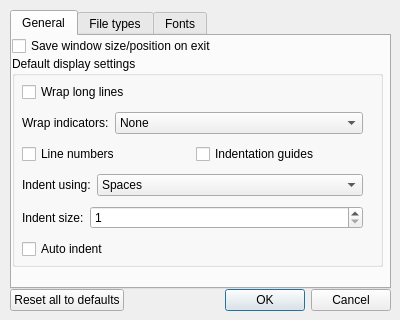
This is ui/dlgPrefsUI.ui in spthaolt/qscite as Qt 5 draws it before an edit. The edited form follows.
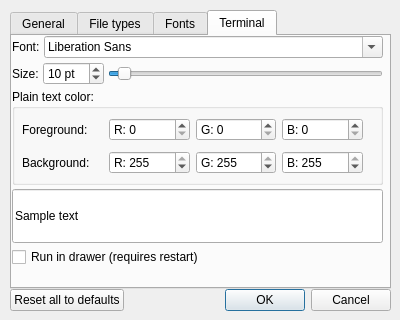
This is the edited form. The open tabs and pages were chosen to show the change.

```diff
--- a/ui/dlgPrefsUI.ui
+++ b/ui/dlgPrefsUI.ui
@@ -538,6 +538,254 @@
         </layout>
        </widget>
       </widget>
+      <widget class="QWidget" name="tabTerminal" >
+       <attribute name="title" >
+        <string>Terminal</string>
+       </attribute>
+       <widget class="QWidget" name="" >
+        <property name="geometry" >
+         <rect>
+          <x>0</x>
+          <y>0</y>
+          <width>371</width>
+          <height>231</height>
+         </rect>
+        </property>
+        <layout class="QVBoxLayout" >
+         <property name="spacing" >
+          <number>4</number>
+         </property>
+         <item>
+          <layout class="QHBoxLayout" >
+           <item>
+            <widget class="QLabel" name="lblTermFont" >
+             <property name="text" >
+              <string>Font:</string>
+             </property>
+            </widget>
+           </item>
+           <item>
+            <widget class="QFontComboBox" name="cbxTermFont" >
+             <property name="sizePolicy" >
+              <sizepolicy vsizetype="Fixed" hsizetype="MinimumExpanding" >
+               <horstretch>0</horstretch>
+               <verstretch>0</verstretch>
+              </sizepolicy>
+             </property>
+            </widget>
+           </item>
+          </layout>
+         </item>
+         <item>
+          <layout class="QHBoxLayout" >
+           <item>
+            <widget class="QLabel" name="lblTermSize" >
+             <property name="text" >
+              <string>Size:</string>
+             </property>
+            </widget>
+           </item>
+           <item>
+            <widget class="QSpinBox" name="sbTermSize" >
+             <property name="suffix" >
+              <string> pt</string>
+             </property>
+             <property name="minimum" >
+              <number>6</number>
+             </property>
+             <property name="maximum" >
+              <number>128</number>
+             </property>
+             <property name="value" >
+              <number>10</number>
+             </property>
+            </widget>
+           </item>
+           <item>
+            <widget class="QSlider" name="slTermSize" >
+             <property name="minimum" >
+              <number>6</number>
+             </property>
+             <property name="maximum" >
+              <number>128</number>
+             </property>
+             <property name="value" >
+              <number>10</number>
+             </property>
+             <property name="orientation" >
+              <enum>Qt::Horizontal</enum>
+             </property>
+             <property name="invertedAppearance" >
+              <bool>false</bool>
+             </property>
+             <property name="invertedControls" >
+              <bool>false</bool>
+             </property>
+             <property name="tickPosition" >
+              <enum>QSlider::NoTicks</enum>
+             </property>
+            </widget>
+           </item>
+          </layout>
+         </item>
+         <item>
+          <widget class="QGroupBox" name="gbTermColor" >
+           <property name="sizePolicy" >
+            <sizepolicy vsizetype="MinimumExpanding" hsizetype="Preferred" >
+             <horstretch>0</horstretch>
+             <verstretch>0</verstretch>
+            </sizepolicy>
+           </property>
+           <property name="minimumSize" >
+            <size>
+             <width>0</width>
+             <height>96</height>
+            </size>
+           </property>
+           <property name="title" >
+            <string>Plain text color:</string>
+           </property>
+           <widget class="QWidget" name="" >
+            <property name="geometry" >
+             <rect>
+              <x>10</x>
+              <y>25</y>
+              <width>351</width>
+              <height>66</height>
+             </rect>
+            </property>
+            <layout class="QGridLayout" >
+             <property name="rightMargin" >
+              <number>10</number>
+             </property>
+             <item row="0" column="0" >
+              <widget class="QLabel" name="lblTermFore" >
+               <property name="text" >
+                <string>Foreground:</string>
+               </property>
+              </widget>
+             </item>
+             <item row="0" column="1" >
+              <widget class="QSpinBox" name="sbTermFgR" >
+               <property name="buttonSymbols" >
+                <enum>QAbstractSpinBox::UpDownArrows</enum>
+               </property>
+               <property name="prefix" >
+                <string>R: </string>
+               </property>
+               <property name="maximum" >
+                <number>255</number>
+               </property>
+              </widget>
+             </item>
+             <item row="0" column="2" >
+              <widget class="QSpinBox" name="sbTermFgG" >
+               <property name="buttonSymbols" >
+                <enum>QAbstractSpinBox::UpDownArrows</enum>
+               </property>
+               <property name="prefix" >
+                <string>G: </string>
+               </property>
+               <property name="maximum" >
+                <number>255</number>
+               </property>
+              </widget>
+             </item>
+             <item row="0" column="3" >
+              <widget class="QSpinBox" name="sbTermFgB" >
+               <property name="buttonSymbols" >
+                <enum>QAbstractSpinBox::UpDownArrows</enum>
+               </property>
+               <property name="prefix" >
+                <string>B: </string>
+               </property>
+               <property name="maximum" >
+                <number>255</number>
+               </property>
+              </widget>
+             </item>
+             <item row="1" column="0" >
+              <widget class="QLabel" name="lblTermBack" >
+               <property name="text" >
+                <string>Background:</string>
+               </property>
+              </widget>
+             </item>
+             <item row="1" column="1" >
+              <widget class="QSpinBox" name="sbTermBgR" >
+               <property name="buttonSymbols" >
+                <enum>QAbstractSpinBox::UpDownArrows</enum>
+               </property>
+               <property name="prefix" >
+                <string>R: </string>
+               </property>
+               <property name="maximum" >
+                <number>255</number>
+               </property>
+               <property name="value" >
+                <number>255</number>
+               </property>
+              </widget>
+             </item>
+             <item row="1" column="2" >
+              <widget class="QSpinBox" name="sbTermBgG" >
+               <property name="buttonSymbols" >
+                <enum>QAbstractSpinBox::UpDownArrows</enum>
+               </property>
+               <property name="prefix" >
+                <string>G: </string>
+               </property>
+               <property name="maximum" >
+                <number>255</number>
+               </property>
+               <property name="value" >
+                <number>255</number>
+               </property>
+              </widget>
+             </item>
+             <item row="1" column="3" >
+              <widget class="QSpinBox" name="sbTermBgB" >
+               <property name="buttonSymbols" >
+                <enum>QAbstractSpinBox::UpDownArrows</enum>
+               </property>
+               <property name="prefix" >
+                <string>B: </string>
+               </property>
+               <property name="maximum" >
+                <number>255</number>
+               </property>
+               <property name="value" >
+                <number>255</number>
+               </property>
+              </widget>
+             </item>
+            </layout>
+           </widget>
+          </widget>
+         </item>
+         <item>
+          <widget class="QLineEdit" name="txtTermPreview" >
+           <property name="sizePolicy" >
+            <sizepolicy vsizetype="MinimumExpanding" hsizetype="Expanding" >
+             <horstretch>0</horstretch>
+             <verstretch>0</verstretch>
+            </sizepolicy>
+           </property>
+           <property name="text" >
+            <string>Sample text</string>
+           </property>
+          </widget>
+         </item>
+         <item>
+          <widget class="QCheckBox" name="cbTermDrawer" >
+           <property name="text" >
+            <string>Run in drawer (requires restart)</string>
+           </property>
+          </widget>
+         </item>
+        </layout>
+       </widget>
+      </widget>
      </widget>
     </item>
     <item>
```
Left out of the diff: 64 changed lines with no effect on the pictures.
